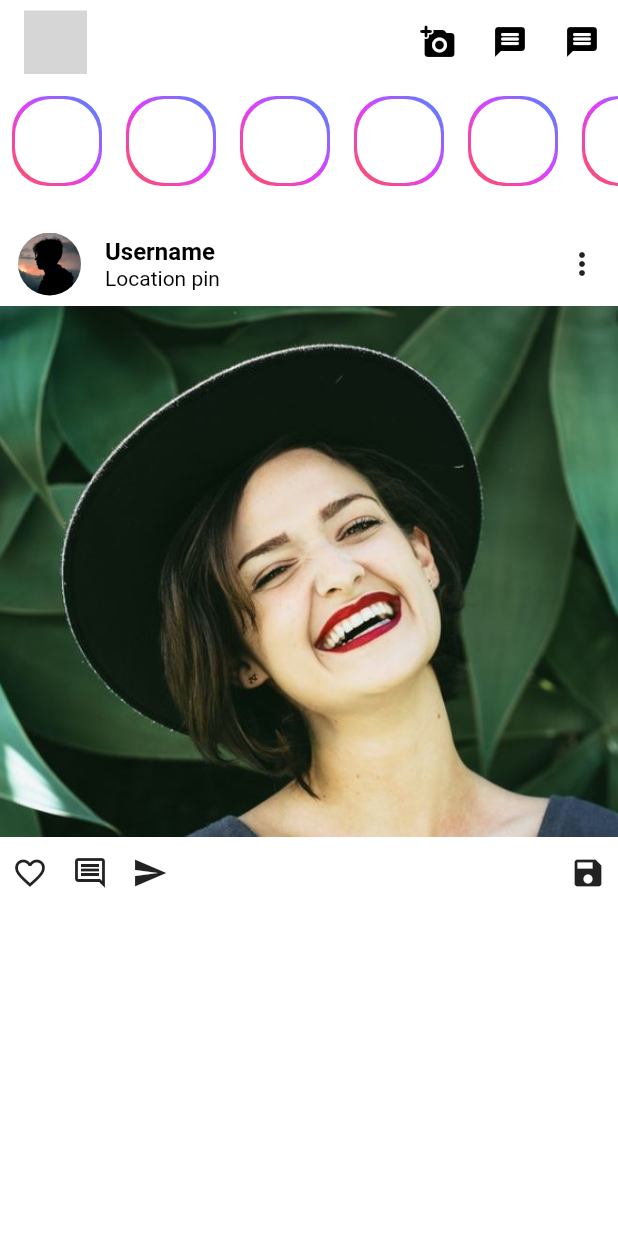
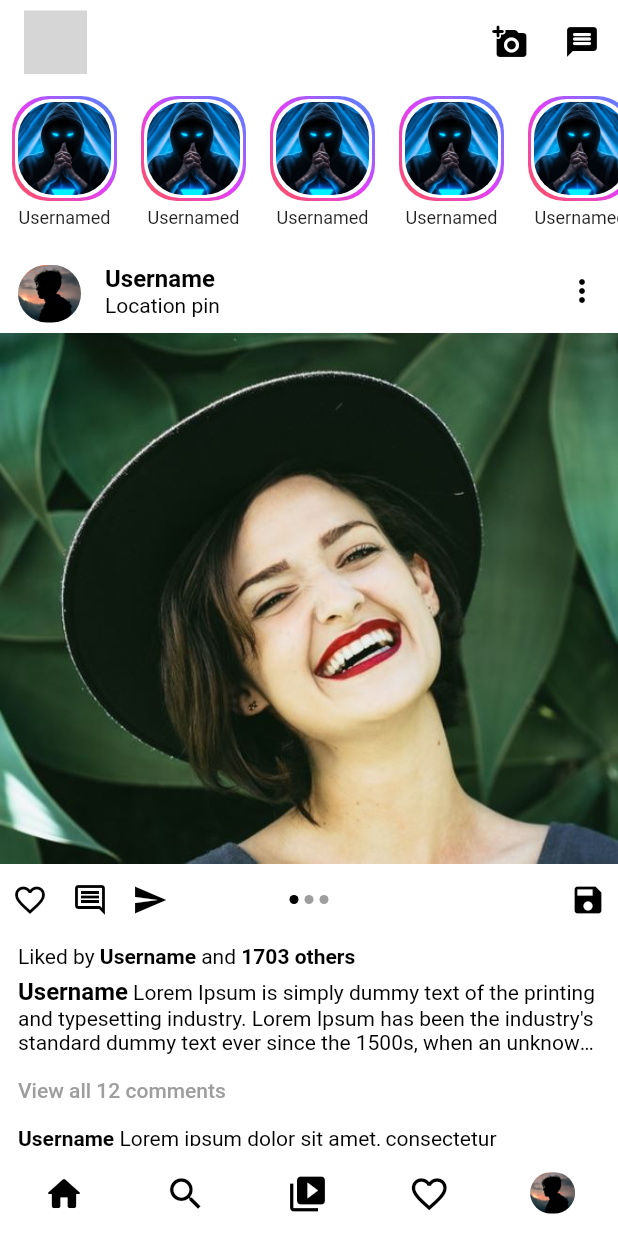
Before and after one commit to arshithsuresh/instagram-ui, a Flutter app: the screen it shows after launch, on a phone screen of 412 x 824 dp. Run offline on Flutter 3.47's test engine with Material 2 defaults, Android fonts, the phone set to English and light mode, and no system bars; our stand-ins replace flutter_svg; grey boxes are pictures that could not be loaded.

Commit message:
Homepage done - Refactoring left

```diff
--- a/lib/components/appBar.dart
+++ b/lib/components/appBar.dart
@@ -15,6 +15,5 @@ AppBar HomeAppBar = AppBar(
         ),
         onPressed: () {}),
     IconButton(icon: Icon(Icons.message_rounded), onPressed: () {}),
-    IconButton(icon: Icon(Icons.message_rounded), onPressed: () {})
   ],
 );
--- /dev/null
+++ b/lib/components/postcard.dart
@@ -0,0 +1,267 @@
+import 'package:flutter/material.dart';
+import 'package:instagramui/components/profileicon.dart';
+
+class PostCard extends StatefulWidget {
+  @override
+  _PostCardState createState() => _PostCardState();
+}
+
+class _PostCardState extends State<PostCard> {
+  var viewFullPost = false;
+
+  @override
+  Widget build(BuildContext context) {
+    ThemeData appTheme = Theme.of(context);
+
+    return Container(
+      margin: EdgeInsets.only(top: 8, bottom: 8),
+      child: Column(
+        children: [
+          Container(
+              margin: EdgeInsets.only(left: 12),
+              height: 56,
+              child: Row(
+                mainAxisAlignment: MainAxisAlignment.spaceBetween,
+                children: [
+                  Row(
+                    children: [
+                      ProfileIcon(),
+                      RichText(
+                        text: TextSpan(children: [
+                          TextSpan(
+                              text: "Username",
+                              style: appTheme.textTheme.headline4,
+                              children: [TextSpan(text: "\n")]),
+                          TextSpan(
+                            text: "Location pin",
+                            style: appTheme.textTheme.headline5,
+                          ),
+                        ]),
+                      )
+                    ],
+                  ),
+                  IconButton(icon: Icon(Icons.more_vert), onPressed: () {})
+                ],
+              )),
+          Container(
+              constraints: BoxConstraints(maxHeight: 500),
+              child: Image(image: AssetImage('assets/profile/2.JPG'))),
+          Container(
+            height: 48,
+            child: Row(
+              mainAxisAlignment: MainAxisAlignment.spaceBetween,
+              children: [
+                Expanded(
+                  flex: 1,
+                  child: Row(
+                    children: [
+                      IconButton(
+                        icon: Icon(Icons.favorite_border),
+                        onPressed: () {},
+                        constraints: BoxConstraints(),
+                        splashRadius: 10,
+                      ),
+                      IconButton(
+                        icon: Icon(Icons.comment_outlined),
+                        onPressed: () {},
+                        constraints: BoxConstraints(),
+                        splashRadius: 10,
+                      ),
+                      IconButton(
+                        icon: Icon(Icons.send),
+                        onPressed: () {},
+                        constraints: BoxConstraints(),
+                        splashRadius: 10,
+                      )
+                    ],
+                  ),
+                ),
+                Expanded(
+                    flex: 1,
+                    child: Container(
+                      child: Row(
+                        mainAxisAlignment: MainAxisAlignment.center,
+                        children: [
+                          Container(
+                            width: 6,
+                            height: 6,
+                            margin: EdgeInsets.all(2),
+                            decoration: BoxDecoration(
+                              color: Colors.black,
+                              borderRadius: BorderRadius.circular(6),
+                            ),
+                          ),
+                          Container(
+                            width: 6,
+                            height: 6,
+                            margin: EdgeInsets.all(2),
+                            decoration: BoxDecoration(
+                              color: Colors.grey,
+                              borderRadius: BorderRadius.circular(6),
+                            ),
+                          ),
+                          Container(
+                            width: 6,
+                            height: 6,
+                            margin: EdgeInsets.all(2),
+                            decoration: BoxDecoration(
+                              color: Colors.grey,
+                              borderRadius: BorderRadius.circular(6),
+                            ),
+                          )
+                        ],
+                      ),
+                    )),
+                Expanded(
+                  flex: 1,
+                  child: Align(
+                    alignment: Alignment.centerRight,
+                    child: IconButton(
+                      icon: Icon(Icons.save),
+                      onPressed: () {},
+                      constraints: BoxConstraints(),
+                      splashRadius: 10,
+                    ),
+                  ),
+                )
+              ],
+            ),
+          ),
+          Container(
+              height: 28,
+              padding: EdgeInsets.only(left: 12),
+              width: double.infinity,
+              child: Row(
+                children: [
+                  RichText(
+                      text: TextSpan(
+                          style: TextStyle(color: Colors.black),
+                          text: "Liked by ",
+                          children: [
+                        TextSpan(
+                            text: "Username",
+                            style: TextStyle(fontWeight: FontWeight.bold)),
+                        TextSpan(text: " and "),
+                        TextSpan(
+                            style: TextStyle(fontWeight: FontWeight.bold),
+                            text: "1703",
+                            children: [TextSpan(text: " others")])
+                      ]))
+                ],
+              )),
+          // Post Description
+          Container(
+            padding: EdgeInsets.only(left: 12, right: 12),
+            alignment: Alignment.topLeft,
+            child: GestureDetector(
+              onTap: () {
+                setState(() {
+                  viewFullPost = !viewFullPost;
+                });
+              },
+              child: RichText(
+                  maxLines: viewFullPost ? 10 : 3,
+                  overflow: TextOverflow.ellipsis,
+                  textAlign: TextAlign.left,
+                  text: TextSpan(
+                      text: "Username",
+                      style: appTheme.textTheme.headline4,
+                      children: [
+                        TextSpan(children: [
+                          TextSpan(text: "\t"),
+                          TextSpan(
+                              text:
+                                  "Lorem Ipsum is simply dummy text of the printing and typesetting industry. Lorem Ipsum has been the industry's standard dummy text ever since the 1500s, when an unknown printer took a galley of type and scrambled it to make a type specimen book")
+                        ], style: appTheme.textTheme.bodyText1)
+                      ])),
+            ),
+          ),
+          // Post Comments
+          Container(
+              padding: EdgeInsets.only(left: 12, right: 12),
+              child: Column(
+                crossAxisAlignment: CrossAxisAlignment.start,
+                children: [
+                  TextButton(
+                      style: TextButton.styleFrom(
+                          padding: EdgeInsets.zero, minimumSize: Size(12, 12)),
+                      onPressed: () {},
+                      child: Container(
+                        child: Text(
+                          "View all ${12} comments",
+                          textAlign: TextAlign.start,
+                          style: TextStyle(color: Colors.grey),
+                          maxLines: 1,
+                        ),
+                      )),
+                  Row(
+                    mainAxisSize: MainAxisSize.min,
+                    children: [
+                      Expanded(
+                        child: RichText(
+                          text: TextSpan(
+                              text: "Username",
+                              children: [
+                                TextSpan(
+                                    text: "\t",
+                                    children: [
+                                      TextSpan(
+                                          text:
+                                              "Lorem ipsum dolor sit amet, consectetur adipiscing elit, sed do eiusmod tempor incididunt ut labore et dolore magna aliqua.")
+                                    ],
+                                    style: appTheme.textTheme.bodyText1)
+                              ],
+                              style: TextStyle(
+                                  fontWeight: FontWeight.bold,
+                                  color: Colors.black)),
+                        ),
+                      ),
+                      Container(
+                        width: 16,
+                        alignment: Alignment.topRight,
+                        child: IconButton(
+                          icon: Icon(
+                            Icons.favorite_border,
+                            size: 16,
+                          ),
+                          splashRadius: 10,
+                          onPressed: () {},
+                          constraints: BoxConstraints(),
+                          padding: EdgeInsets.zero,
+                        ),
+                      )
+                    ],
+                  ),
+                  Container(
+                    margin: EdgeInsets.only(top: 12, bottom: 8),
+                    height: 60,
+                    child: Row(
+                      children: [
+                        ProfileIcon(),
+                        Expanded(
+                            child: TextField(
+                          textAlignVertical: TextAlignVertical.center,
+                          maxLines: 1,
+                          expands: false,
+                          decoration: InputDecoration(
+                              contentPadding:
+                                  EdgeInsets.only(top: 4, bottom: 0, left: 12),
+                              border: OutlineInputBorder(
+                                borderSide: BorderSide.none
+                              ),
+                              hintText: "Add a comment..."),
+                        ))
+                      ],
+                    ),
+                  ),
+                  Text(
+                    "${23} minutes ago.",
+                    style: TextStyle(fontSize: 12, color: Colors.grey),
+                  )
+                ],
+              ))
+        ],
+      ),
+    );
+  }
+}
--- a/lib/components/profileicon.dart
+++ b/lib/components/profileicon.dart
@@ -0,0 +1,20 @@
+import 'package:flutter/material.dart';
+
+Widget ProfileIcon(
+        {double radius: 42,
+        image: const AssetImage('assets/profile/1.JPG'),
+        double rightMargin: 16}) =>
+    Container(
+      padding: EdgeInsets.zero,
+      alignment: Alignment.bottomCenter,
+      width: radius,
+      height: radius,
+      margin: EdgeInsets.only(right: rightMargin),
+      child: ClipRRect(
+        borderRadius: BorderRadius.circular(radius),
+        child: Image(
+          image: image,
+          fit: BoxFit.fill,
+        ),
+      ),
+    );
--- a/lib/constants/colors.dart
+++ b/lib/constants/colors.dart
@@ -2,7 +2,8 @@ import 'package:flutter/material.dart';
 
 Color kAccentColor = Colors.purple.shade900;
 Color kPrimaryColor = Colors.white;
+
 Color kAppBarBackground = Colors.white;
 Color kBackgroundColor = Colors.white;
 
-Color kHighlightColor = Colors.red;
+Color kHighlightColor = Colors.grey;
--- a/lib/main.dart
+++ b/lib/main.dart
@@ -11,6 +11,7 @@ class MyApp extends StatelessWidget {
   @override
   Widget build(BuildContext context) {
     return MaterialApp(
+      debugShowCheckedModeBanner: false,
       title: 'Flutter Demo',
       theme: kAppTheme,
       home: HomePage(),
--- a/lib/theme.dart
+++ b/lib/theme.dart
@@ -6,10 +6,12 @@ ThemeData kAppTheme = ThemeData(
   primaryColor: kPrimaryColor,
   accentColor: kAccentColor,
   highlightColor: kHighlightColor,
+  buttonTheme: ButtonThemeData(),
   scaffoldBackgroundColor: kBackgroundColor,
-
+  iconTheme: IconThemeData(color: Colors.black),
   textTheme: TextTheme(
-    headline4: TextStyle(fontSize: 16, fontWeight: FontWeight.w600, color: Colors.black),
-    headline5: TextStyle(fontSize: 14, fontWeight: FontWeight.w400, color: Colors.black)
+    headline4: TextStyle(fontSize: 16, fontWeight: FontWeight.w600, color: Colors.black,), //Usernames
+    headline5: TextStyle(fontSize: 14, fontWeight: FontWeight.w400, color: Colors.black),
+    bodyText1: TextStyle(fontSize: 14, fontWeight: FontWeight.w400, color: Colors.black)
   )
 );
--- a/lib/views/Homepage/components/userstory.dart
+++ b/lib/views/Homepage/components/userstory.dart
@@ -1,10 +1,14 @@
 import 'package:flutter/material.dart';
 
 Widget UserStory({profilePicture}) => Container(
-      width: 60,
-      height: 60,
+      child: Column(
+        children: [
+          Container(
+            width: 70,
+            height: 70,
+            constraints: BoxConstraints(maxHeight: 70, maxWidth: 70),
             padding: EdgeInsets.all(2),
-      margin: EdgeInsets.only(left:8,right:8),
+            margin: EdgeInsets.only(left: 8, right: 8),
             decoration: BoxDecoration(
                 gradient: LinearGradient(
                   begin: Alignment.topRight,
@@ -17,9 +21,28 @@ Widget UserStory({profilePicture}) => Container(
                 ),
                 borderRadius: BorderRadius.circular(24)),
             child: Container(
-          width: 60,
-          height: 60,
+                child: ClipRRect(
+                    borderRadius: BorderRadius.circular(24),
+                    child: Image(
+                      image: AssetImage('assets/profile/3.JPG'),
+                      fit: BoxFit.cover,
+                    )),
+                width: 70,
+                height: 70,
                 padding: EdgeInsets.all(2),
                 decoration: BoxDecoration(
-              color: Colors.white, borderRadius: BorderRadius.circular(24))),
+                    color: Colors.white,
+                    borderRadius: BorderRadius.circular(24))),
+          ),
+          Container(
+              margin: EdgeInsets.only(top:4),
+              width: 65,
+              child: Text(
+                "Usernamed",
+                textAlign: TextAlign.center,
+                overflow: TextOverflow.ellipsis,
+                style: TextStyle(fontSize: 12,)
+              ))
+        ],
+      ),
     );
--- a/lib/views/Homepage/homepage.dart
+++ b/lib/views/Homepage/homepage.dart
@@ -1,5 +1,7 @@
 import 'package:flutter/material.dart';
 import 'package:instagramui/components/appBar.dart';
+import 'package:instagramui/components/postcard.dart';
+import 'package:instagramui/components/profileicon.dart';
 import 'package:instagramui/views/Homepage/components/userstory.dart';
 
 class HomePage extends StatefulWidget {
@@ -13,6 +15,48 @@ class _HomePageState extends State<HomePage> {
     ThemeData appTheme = Theme.of(context);
 
     return Scaffold(
+      bottomNavigationBar: Container(
+        height: 60,
+        child: Row(
+            mainAxisAlignment: MainAxisAlignment.spaceAround,
+            crossAxisAlignment: CrossAxisAlignment.center,
+            children: [
+              IconButton(
+                icon: Icon(
+                  Icons.home_rounded,
+                  size: 28,
+                ),
+                onPressed: () {},
+                constraints: BoxConstraints(),
+                padding: EdgeInsets.zero,
+              ),
+              IconButton(
+                  icon: Icon(
+                    Icons.search,
+                    size: 28,
+                  ),
+                  onPressed: () {},
+                  constraints: BoxConstraints(),
+                  padding: EdgeInsets.zero),
+              IconButton(
+                  icon: Icon(
+                    Icons.video_collection,
+                    size: 28,
+                  ),
+                  onPressed: () {},
+                  constraints: BoxConstraints(),
+                  padding: EdgeInsets.zero),
+              IconButton(
+                  icon: Icon(
+                    Icons.favorite_outline,
+                    size: 28,
+                  ),
+                  onPressed: () {},
+                  constraints: BoxConstraints(),
+                  padding: EdgeInsets.zero),
+              ProfileIcon(radius: 30, rightMargin: 0)
+            ]),
+      ),
       appBar: HomeAppBar,
       body: Container(
         child: SingleChildScrollView(
@@ -20,10 +64,9 @@ class _HomePageState extends State<HomePage> {
             children: [
               Container(
                 width: double.infinity,
-                height: 60,
-                margin: EdgeInsets.only(bottom: 16, top: 8),
+                height: 90,
+                margin: EdgeInsets.only(bottom: 4, top: 8),
                 child: ListView(
-                  shrinkWrap: true,
                   scrollDirection: Axis.horizontal,
                   children: [
                     UserStory(),
@@ -36,65 +79,9 @@ class _HomePageState extends State<HomePage> {
                   ],
                 ),
               ),
-              //Post Card
-              Container(
-                margin: EdgeInsets.only(top: 8),
-                child: Column(
-                  children: [
-                    Container(
-                      margin: EdgeInsets.only(left:12),
-                      height: 56,
-                      child: Row(
-                        mainAxisAlignment: MainAxisAlignment.spaceBetween,
-                        children: [
-                        Row(
-                        children: [
-                          Container(
-                            width: 42,
-                            height: 42,
-                            margin: EdgeInsets.only(right: 16),
-                            child: ClipRRect(
-                              borderRadius: BorderRadius.circular(42),
-                              child: Image(
-                                image: AssetImage('assets/profile/1.JPG'),
-                                fit: BoxFit.cover,
-                              ),
-                            ),
-                          ),
-                          RichText(
-                            text: TextSpan(children: [
-                              TextSpan(
-                                  text: "Username",
-                                  style: appTheme.textTheme.headline4,
-                                  children: [TextSpan(text: "\n")]),
-                              TextSpan(
-                                text: "Location pin",
-                                style: appTheme.textTheme.headline5,
-                              ),
-                            ]),
-                          )
-                        ],
-                      ),
-                      IconButton(icon: Icon(Icons.more_vert), onPressed: (){})
-                      ],)
-                    ),
-                    Image(image: AssetImage('assets/profile/2.JPG')),
-                    Container(height: 48,
-                    child: Row(
-                      mainAxisAlignment: MainAxisAlignment.spaceBetween,
-                      children: [
-                        Container(child: Row(children: [
-                          IconButton(icon: Icon(Icons.favorite_border),onPressed: (){},constraints: BoxConstraints(), splashRadius: 10,),
-                          IconButton(icon: Icon(Icons.comment_outlined) ,onPressed: (){},constraints: BoxConstraints(), splashRadius: 10,),
-                          IconButton(icon: Icon(Icons.send),onPressed: (){},constraints: BoxConstraints(), splashRadius: 10,)
-                        ],),),
-                        IconButton(icon: Icon(Icons.save), onPressed: (){},constraints: BoxConstraints(), splashRadius: 10,)
-                      ],
-
-                    ),)
-                  ],
-                ),
-              )
+              PostCard(),
+              PostCard(),
+              PostCard()
             ],
           ),
         ),
```
Lines whose indentation alone changed are shown as unchanged.
